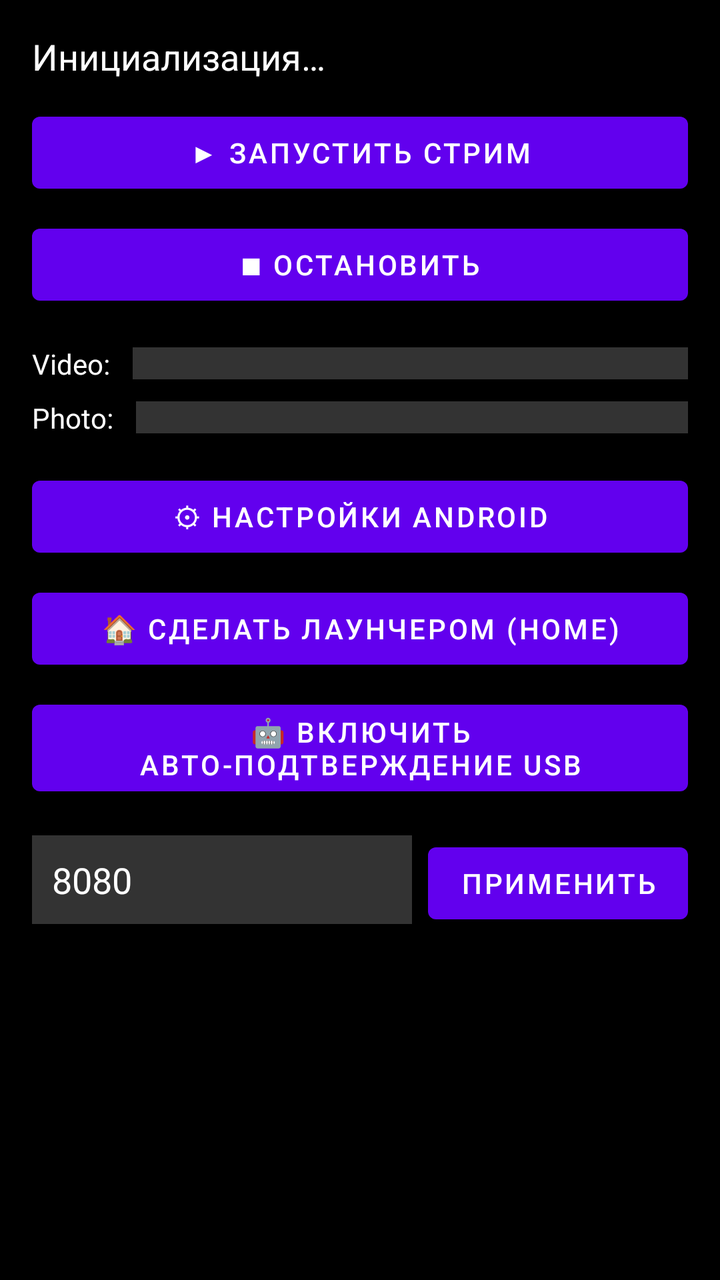
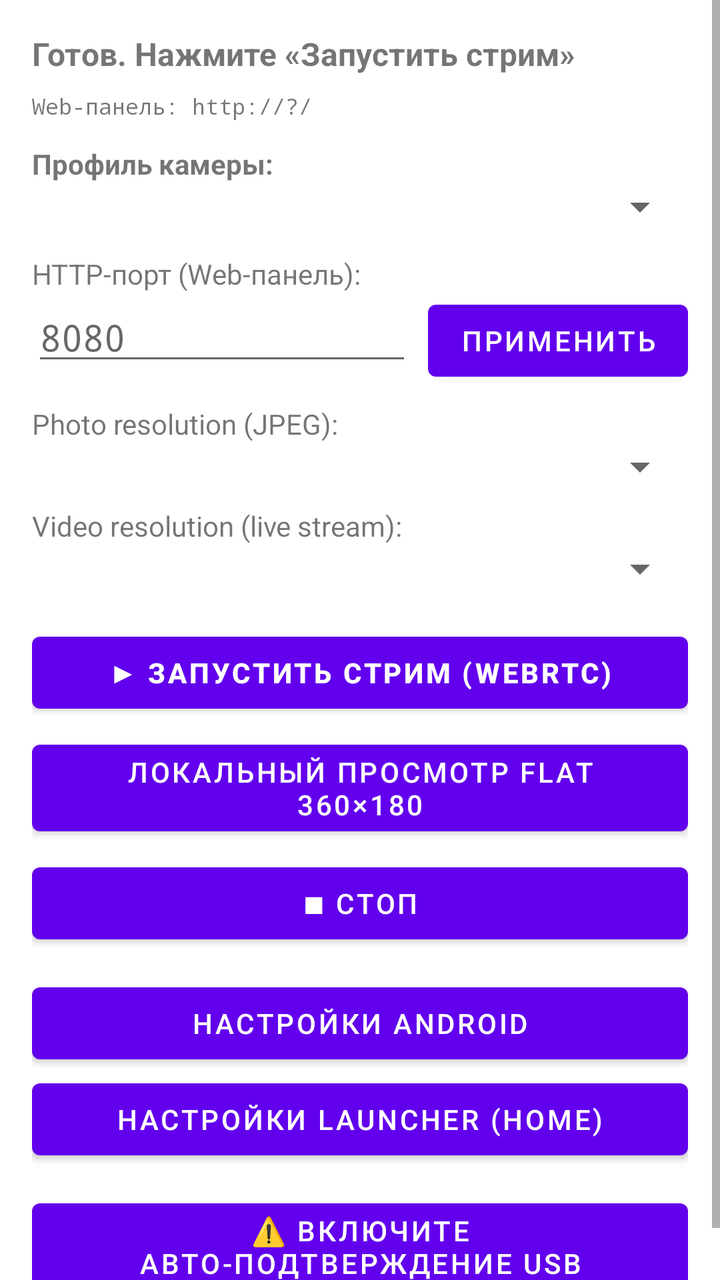

Compare the two renders of this Android layout. The source of the first and the diff that turns it into the second are given below.
<!-- AndroidManifest.xml: application theme Theme.Live360Viewer -->
<!-- res/layout/activity_main.xml -->
<?xml version="1.0" encoding="utf-8"?>
<ScrollView xmlns:android="http://schemas.android.com/apk/res/android"
    android:layout_width="match_parent"
    android:layout_height="match_parent"
    android:background="@color/black">

    <LinearLayout
        android:layout_width="match_parent"
        android:layout_height="wrap_content"
        android:orientation="vertical"
        android:padding="16dp">

        <TextView
            android:id="@+id/tvStatus"
            android:layout_width="match_parent"
            android:layout_height="wrap_content"
            android:text="Инициализация…"
            android:textColor="@color/white"
            android:textSize="18sp"
            android:paddingBottom="12dp"/>

        <Button
            android:id="@+id/btnStart"
            android:layout_width="match_parent"
            android:layout_height="wrap_content"
            android:text="▶ ЗАПУСТИТЬ СТРИМ"/>

        <Button
            android:id="@+id/btnStop"
            android:layout_width="match_parent"
            android:layout_height="wrap_content"
            android:layout_marginTop="8dp"
            android:text="■ ОСТАНОВИТЬ"/>

        
        <LinearLayout
            android:layout_width="match_parent"
            android:layout_height="wrap_content"
            android:orientation="horizontal"
            android:layout_marginTop="16dp"
            android:gravity="center_vertical">

            <TextView
                android:layout_width="wrap_content"
                android:layout_height="wrap_content"
                android:text="Video: "
                android:textColor="@color/white"
                android:layout_marginEnd="8dp"/>

            <Spinner
                android:id="@+id/spinnerVideo"
                android:layout_width="0dp"
                android:layout_height="wrap_content"
                android:layout_weight="1"
                android:background="#333"
                android:padding="8dp"/>
        </LinearLayout>
        <LinearLayout
            android:layout_width="match_parent"
            android:layout_height="wrap_content"
            android:orientation="horizontal"
            android:layout_marginTop="8dp"
            android:gravity="center_vertical">

            <TextView
                android:layout_width="wrap_content"
                android:layout_height="wrap_content"
                android:text="Photo: "
                android:textColor="@color/white"
                android:layout_marginEnd="8dp"/>

            <Spinner
                android:id="@+id/spinnerPhoto"
                android:layout_width="0dp"
                android:layout_height="wrap_content"
                android:layout_weight="1"
                android:background="#333"
                android:padding="8dp"/>
        </LinearLayout>

        <Button
            android:id="@+id/btnSettings"
            android:layout_width="match_parent"
            android:layout_height="wrap_content"
            android:layout_marginTop="16dp"
            android:text="⚙ НАСТРОЙКИ ANDROID"/>

        <Button
            android:id="@+id/btnLauncher"
            android:layout_width="match_parent"
            android:layout_height="wrap_content"
            android:layout_marginTop="8dp"
            android:text="🏠 СДЕЛАТЬ ЛАУНЧЕРОМ (HOME)"/>
        <Button
            android:id="@+id/btnAccessibility"
            android:layout_width="match_parent"
            android:layout_height="wrap_content"
            android:layout_marginTop="8dp"
            android:text="🤖 Включить авто-подтверждение USB"/>
        <LinearLayout
            android:layout_width="match_parent"
            android:layout_height="wrap_content"
            android:layout_marginTop="16dp"
            android:orientation="horizontal">

            <EditText
                android:id="@+id/etPort"
                android:layout_width="0dp"
                android:layout_height="wrap_content"
                android:layout_weight="1"
                android:inputType="number"
                android:text="8080"
                android:textColor="@color/white"
                android:background="#333"
                android:padding="10dp"/>

            <Button
                android:id="@+id/btnApplyPort"
                android:layout_width="wrap_content"
                android:layout_height="wrap_content"
                android:layout_marginStart="8dp"
                android:text="ПРИМЕНИТЬ"/>
        </LinearLayout>

        <TextView
            android:id="@+id/tvInfo"
            android:layout_width="match_parent"
            android:layout_height="wrap_content"
            android:layout_marginTop="20dp"
            android:textColor="#00FF00"
            android:fontFamily="monospace"
            android:textSize="12sp"/>
    </LinearLayout>
</ScrollView>
<!-- resources referenced by this layout -->
<resources>
  <color name="black">#FF000000</color>
  <color name="white">#FFFFFFFF</color>
  <style name="Theme.Live360Viewer" parent="Theme.MaterialComponents.DayNight.NoActionBar">
          <item name="colorPrimary">@color/purple_500</item>
          <item name="colorPrimaryVariant">@color/purple_700</item>
          <item name="colorOnPrimary">@color/white</item>
          <item name="colorSecondary">@color/teal_200</item>
          <item name="colorSecondaryVariant">@color/teal_700</item>
          <item name="colorOnSecondary">@color/black</item>
          <item name="android:statusBarColor" tools:targetApi="l">?attr/colorPrimaryVariant</item>
      </style>
  <color name="purple_500">#FF6200EE</color>
  <color name="purple_700">#FF3700B3</color>
  <color name="teal_200">#FF03DAC5</color>
  <color name="teal_700">#FF018786</color>
</resources>

<!-- the commit's change to res/layout/activity_main.xml (unified diff, before → after) -->
@@ -2,7 +2,7 @@
 <ScrollView xmlns:android="http://schemas.android.com/apk/res/android"
     android:layout_width="match_parent"
     android:layout_height="match_parent"
-    android:background="@color/black">
+    android:fillViewport="true">
 
     <LinearLayout
         android:layout_width="match_parent"
@@ -14,94 +14,45 @@
             android:id="@+id/tvStatus"
             android:layout_width="match_parent"
             android:layout_height="wrap_content"
-            android:text="Инициализация…"
-            android:textColor="@color/white"
-            android:textSize="18sp"
-            android:paddingBottom="12dp"/>
+            android:text="Готов. Нажмите «Запустить стрим»"
+            android:textStyle="bold"
+            android:textSize="16sp"
+            android:paddingBottom="8dp" />
 
-        <Button
-            android:id="@+id/btnStart"
+        <TextView
+            android:id="@+id/tvInfo"
             android:layout_width="match_parent"
             android:layout_height="wrap_content"
-            android:text="▶ ЗАПУСТИТЬ СТРИМ"/>
+            android:text="Web-панель: http://?/"
+            android:fontFamily="monospace"
+            android:textSize="11sp"
+            android:paddingBottom="8dp" />
 
-        <Button
-            android:id="@+id/btnStop"
+        
+        <TextView
+            android:layout_width="wrap_content"
+            android:layout_height="wrap_content"
+            android:text="Профиль камеры:"
+            android:textStyle="bold"
+            android:paddingTop="4dp" />
+
+        <Spinner
+            android:id="@+id/spinnerStreamProfile"
             android:layout_width="match_parent"
             android:layout_height="wrap_content"
-            android:layout_marginTop="8dp"
-            android:text="■ ОСТАНОВИТЬ"/>
+            android:layout_marginBottom="12dp" />
 
         
+        <TextView
+            android:layout_width="wrap_content"
+            android:layout_height="wrap_content"
+            android:text="HTTP-порт (Web-панель):" />
+
         <LinearLayout
             android:layout_width="match_parent"
             android:layout_height="wrap_content"
             android:orientation="horizontal"
-            android:layout_marginTop="16dp"
-            android:gravity="center_vertical">
-
-            <TextView
-                android:layout_width="wrap_content"
-                android:layout_height="wrap_content"
-                android:text="Video: "
-                android:textColor="@color/white"
-                android:layout_marginEnd="8dp"/>
-
-            <Spinner
-                android:id="@+id/spinnerVideo"
-                android:layout_width="0dp"
-                android:layout_height="wrap_content"
-                android:layout_weight="1"
-                android:background="#333"
-                android:padding="8dp"/>
-        </LinearLayout>
-        <LinearLayout
-            android:layout_width="match_parent"
-            android:layout_height="wrap_content"
-            android:orientation="horizontal"
-            android:layout_marginTop="8dp"
-            android:gravity="center_vertical">
-
-            <TextView
-                android:layout_width="wrap_content"
-                android:layout_height="wrap_content"
-                android:text="Photo: "
-                android:textColor="@color/white"
-                android:layout_marginEnd="8dp"/>
-
-            <Spinner
-                android:id="@+id/spinnerPhoto"
-                android:layout_width="0dp"
-                android:layout_height="wrap_content"
-                android:layout_weight="1"
-                android:background="#333"
-                android:padding="8dp"/>
-        </LinearLayout>
-
-        <Button
-            android:id="@+id/btnSettings"
-            android:layout_width="match_parent"
-            android:layout_height="wrap_content"
-            android:layout_marginTop="16dp"
-            android:text="⚙ НАСТРОЙКИ ANDROID"/>
-
-        <Button
-            android:id="@+id/btnLauncher"
-            android:layout_width="match_parent"
-            android:layout_height="wrap_content"
-            android:layout_marginTop="8dp"
-            android:text="🏠 СДЕЛАТЬ ЛАУНЧЕРОМ (HOME)"/>
-        <Button
-            android:id="@+id/btnAccessibility"
-            android:layout_width="match_parent"
-            android:layout_height="wrap_content"
-            android:layout_marginTop="8dp"
-            android:text="🤖 Включить авто-подтверждение USB"/>
-        <LinearLayout
-            android:layout_width="match_parent"
-            android:layout_height="wrap_content"
-            android:layout_marginTop="16dp"
-            android:orientation="horizontal">
+            android:layout_marginBottom="8dp">
 
             <EditText
                 android:id="@+id/etPort"
@@ -109,26 +60,83 @@
                 android:layout_height="wrap_content"
                 android:layout_weight="1"
                 android:inputType="number"
-                android:text="8080"
-                android:textColor="@color/white"
-                android:background="#333"
-                android:padding="10dp"/>
+                android:hint="8080"
+                android:fontFamily="monospace"/>
 
             <Button
                 android:id="@+id/btnApplyPort"
                 android:layout_width="wrap_content"
                 android:layout_height="wrap_content"
                 android:layout_marginStart="8dp"
-                android:text="ПРИМЕНИТЬ"/>
+                android:text="Применить"/>
         </LinearLayout>
 
+        
         <TextView
-            android:id="@+id/tvInfo"
+            android:layout_width="wrap_content"
+            android:layout_height="wrap_content"
+            android:text="Photo resolution (JPEG):" />
+
+        <Spinner
+            android:id="@+id/spinnerPhoto"
             android:layout_width="match_parent"
             android:layout_height="wrap_content"
-            android:layout_marginTop="20dp"
-            android:textColor="#00FF00"
-            android:fontFamily="monospace"
-            android:textSize="12sp"/>
+            android:layout_marginBottom="8dp" />
+
+        
+        <TextView
+            android:layout_width="wrap_content"
+            android:layout_height="wrap_content"
+            android:text="Video resolution (live stream):" />
+
+        <Spinner
+            android:id="@+id/spinnerVideo"
+            android:layout_width="match_parent"
+            android:layout_height="wrap_content"
+            android:layout_marginBottom="16dp" />
+
+        
+        <Button
+            android:id="@+id/btnStart"
+            android:layout_width="match_parent"
+            android:layout_height="wrap_content"
+            android:text="▶ ЗАПУСТИТЬ СТРИМ (WebRTC)"
+            android:textStyle="bold" />
+
+        
+        <Button
+            android:id="@+id/btnStartFlat"
+            android:layout_width="match_parent"
+            android:layout_height="wrap_content"
+            android:layout_marginTop="6dp"
+            android:text="Локальный просмотр FLAT 360×180" />
+
+        <Button
+            android:id="@+id/btnStop"
+            android:layout_width="match_parent"
+            android:layout_height="wrap_content"
+            android:layout_marginTop="6dp"
+            android:text="■ Стоп" />
+
+        <Button
+            android:id="@+id/btnSettings"
+            android:layout_width="match_parent"
+            android:layout_height="wrap_content"
+            android:layout_marginTop="12dp"
+            android:text="Настройки Android" />
+
+        <Button
+            android:id="@+id/btnLauncher"
+            android:layout_width="match_parent"
+            android:layout_height="wrap_content"
+            android:text="Настройки Launcher (HOME)" />
+
+        <Button
+            android:id="@+id/btnAccessibility"
+            android:layout_width="match_parent"
+            android:layout_height="wrap_content"
+            android:layout_marginTop="12dp"
+            android:text="⚠️ ВКЛЮЧИТЕ АВТО-ПОДТВЕРЖДЕНИЕ USB" />
+
     </LinearLayout>
 </ScrollView>
